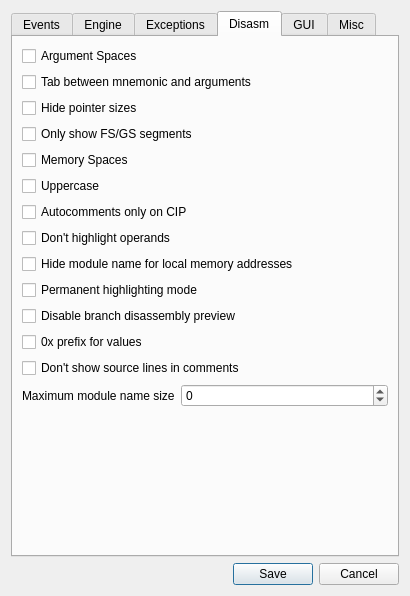
Before: the Qt Designer form src/gui/Src/Gui/SettingsDialog.ui in x64dbg/x64dbg, drawn with Qt 5.
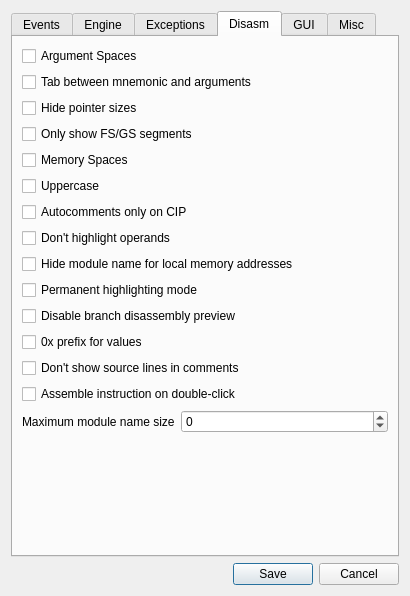
After: the same form once the commit is applied. The open tabs and pages were chosen to show the change. Icons and pictures are not drawn.

Commit message: Add option to preferences

The edit to the form file:
```diff
--- a/src/gui/Src/Gui/SettingsDialog.ui
+++ b/src/gui/Src/Gui/SettingsDialog.ui
@@ -713,6 +713,13 @@
          </property>
         </widget>
        </item>
+       <item>
+        <widget class="QCheckBox" name="chkDoubleClickAssemble">
+         <property name="text">
+          <string>Assemble instruction on double-click</string>
+         </property>
+        </widget>
+       </item>
        <item>
         <layout class="QHBoxLayout" name="layoutMaximumModuleNameSize">
          <item>
```
